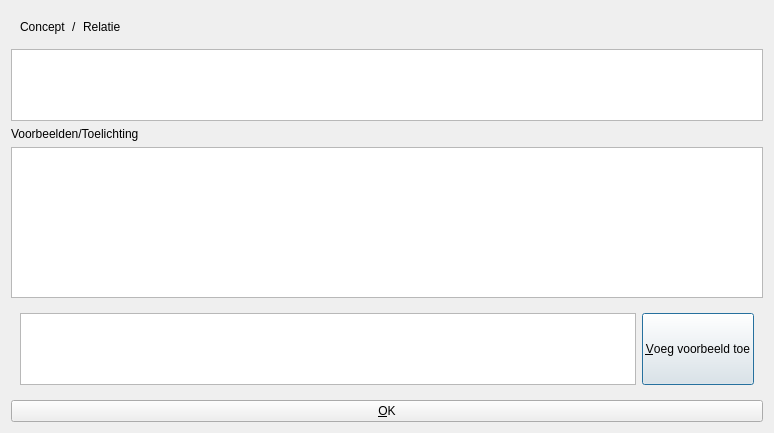
First picture: the form in qtconceptmapconcepteditdialog.ui, repository richelbilderbeek/QtConceptMap, before the edit.
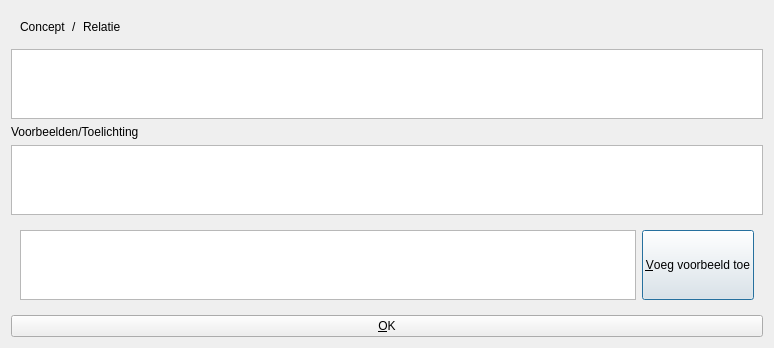
Second picture: the form after the edit.

Commit message: When QtEditConcept window is opened, the window rescales automatically

```diff
--- a/qtconceptmapconcepteditdialog.ui
+++ b/qtconceptmapconcepteditdialog.ui
@@ -7,7 +7,7 @@
     <x>0</x>
     <y>0</y>
     <width>774</width>
-    <height>433</height>
+    <height>347</height>
    </rect>
   </property>
   <property name="sizePolicy">
```
The commit also changes 1 other file.
